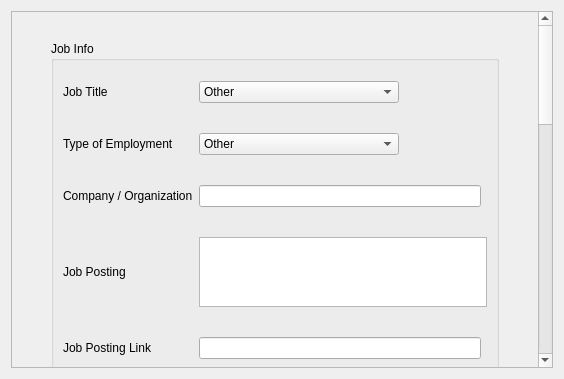
First picture: the form in UI/InputWidget.ui, repository MaximilianSchreff/Applize, before the edit.
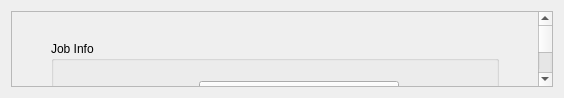
Second picture: the form after the edit.

Patch:
```diff
--- a/UI/InputWidget.ui
+++ b/UI/InputWidget.ui
@@ -7,7 +7,7 @@
     <x>0</x>
     <y>0</y>
     <width>564</width>
-    <height>379</height>
+    <height>98</height>
    </rect>
   </property>
   <property name="windowTitle">
@@ -23,9 +23,9 @@
       <property name="geometry">
        <rect>
         <x>0</x>
-        <y>0</y>
+        <y>-760</y>
         <width>527</width>
-        <height>1168</height>
+        <height>1119</height>
        </rect>
       </property>
       <layout class="QGridLayout" name="gridLayout_2">
```
Left out of the diff: 82 changed lines with no effect on the pictures.
